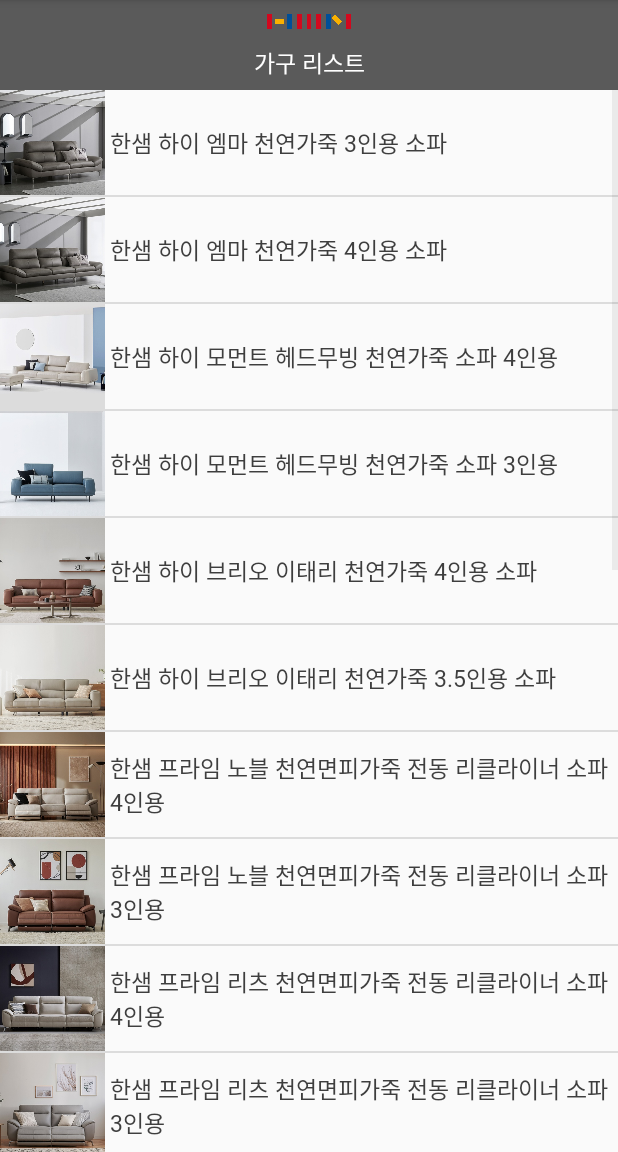
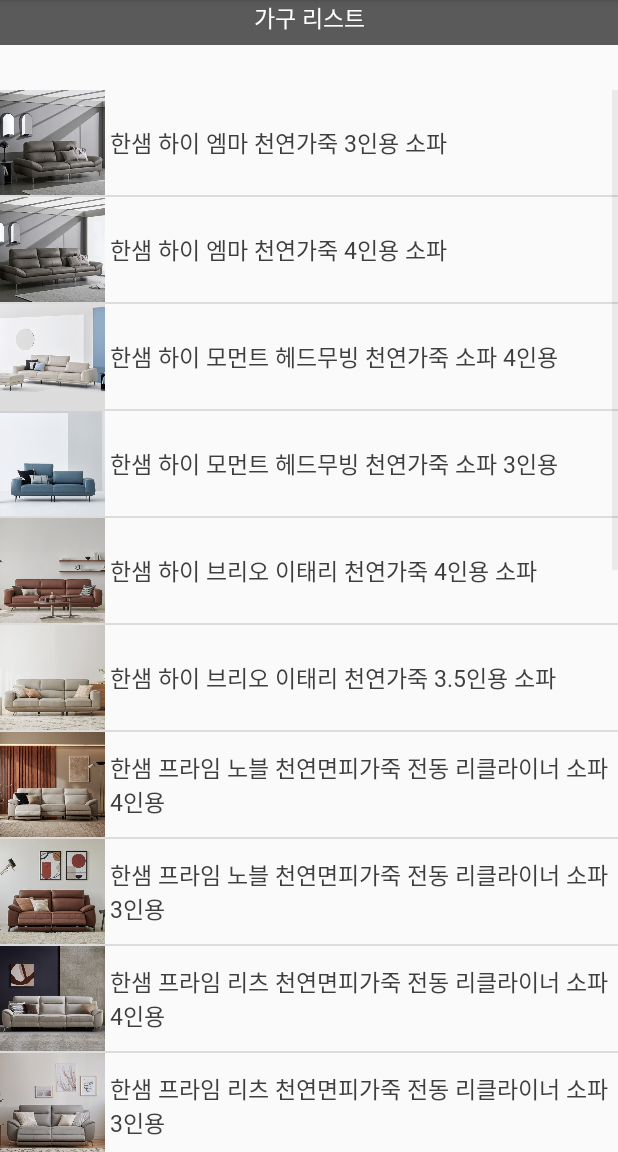
Before and after one commit to Jungjjeong/2021-Summer-Hanssem, an Android app: the ListARActivity screen opened directly, with no data from a screen before it, on a phone screen of 412 x 824 dp, the part 84-1236 px from its top. Run offline under Robolectric (Android 15) with nearby library versions, the phone set to English and light mode, and no system bars.

Commit message:
feat : Update background Image

```diff
--- a/Android Basic App/samples/gltf/app/src/main/res/layout/activity_list_aractivity.xml
+++ b/Android Basic App/samples/gltf/app/src/main/res/layout/activity_list_aractivity.xml
@@ -20,7 +20,6 @@
         android:id="@+id/textView2"
         android:layout_width="0dp"
         android:layout_height="30dp"
-        android:layout_marginTop="30dp"
         android:background="#A3000000"
         android:fontFamily="@font/app_main_font"
         android:gravity="center_horizontal"
@@ -31,15 +30,4 @@
         app:layout_constraintStart_toStartOf="parent"
         app:layout_constraintTop_toTopOf="parent" />
 
-    <ImageView
-        android:id="@+id/imageView"
-        android:layout_width="0dp"
-        android:layout_height="30dp"
-        android:background="#A3000000"
-        app:layout_constraintBottom_toTopOf="@+id/textView2"
-        app:layout_constraintEnd_toEndOf="parent"
-        app:layout_constraintHorizontal_bias="0.0"
-        app:layout_constraintStart_toStartOf="parent"
-        app:srcCompat="@drawable/hanssem" />
-
 </android.support.constraint.ConstraintLayout>
```
Also changed, not shown: Android Basic App/samples/gltf/app/src/main/res/layout/activity_main.xml (+0 -13 lines), Android Basic App/samples/gltf/app/src/main/res/drawable/back.jpg (deleted), 1 other file.
